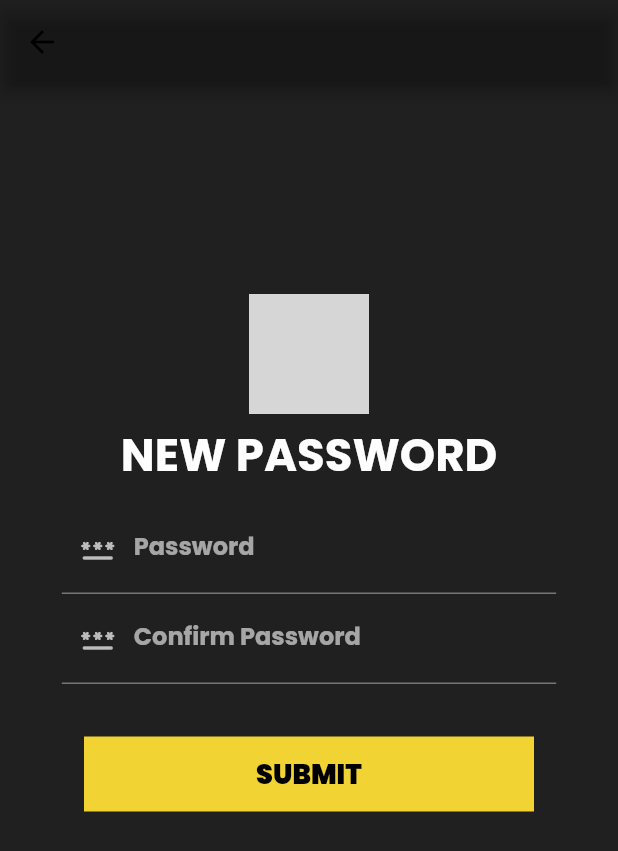
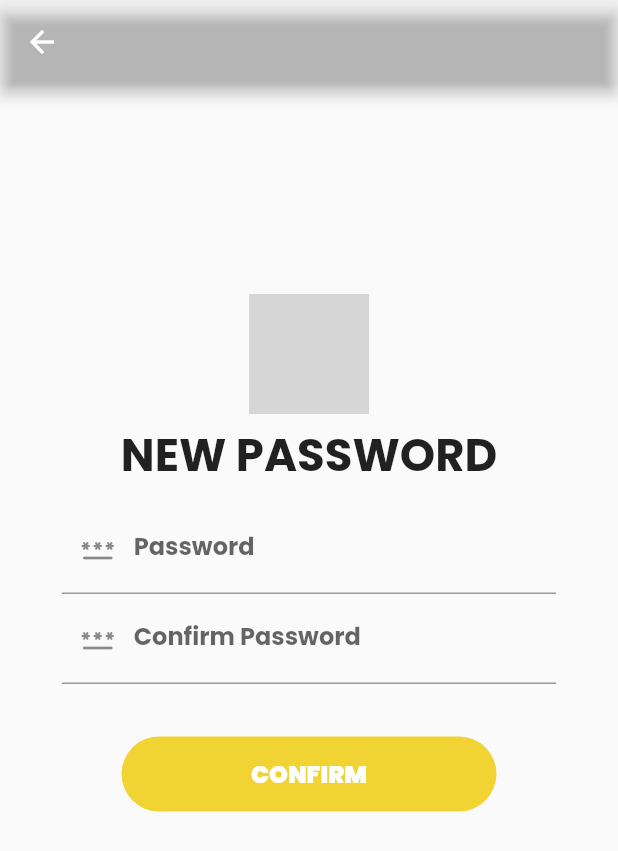
Before and after one commit to ARCHIT1607/dumbbell_club_flutter, a Flutter app: the NewPassowrd screen opened by its route, on a phone screen of 412 x 824 dp. Shown: the top 851 px of the screen. Run offline on Flutter 3.47's test engine with Material 2 defaults, Android fonts, the phone set to English and light mode, and no system bars; our stand-ins replace animated_splash_screen, bottom_navy_bar, fl_chart, flutter_switch, font_awesome_flutter, form_field_validator and 2 more; grey boxes are pictures that could not be loaded.

Commit message:
Themes integration draft 1

```diff
--- a/dumbbell_club/lib/main.dart
+++ b/dumbbell_club/lib/main.dart
@@ -16,35 +16,44 @@ import 'package:dumbbell_club/screens/splash_screen.dart';
 import 'package:dumbbell_club/screens/verify_otp.dart';
 import 'package:dumbbell_club/screens/workout_screen.dart';
 import 'package:dumbbell_club/settings/about_us.dart';
+import 'package:dumbbell_club/utlis/CustomTheme.dart';
 import 'package:dumbbell_club/utlis/routes.dart';
+import 'package:dumbbell_club/utlis/theme.dart';
 import 'package:flutter/material.dart';
 import 'package:google_fonts/google_fonts.dart';
+import 'package:provider/provider.dart';
 
 void main() {
   runApp(const MyApp());
 }
 
-class MyApp extends StatelessWidget {
+class MyApp extends StatefulWidget {
   const MyApp({Key? key}) : super(key: key);
 
-  // This widget is the root of your application.
+  @override
+  State<MyApp> createState() => _MyAppState();
+}
+
+bool light = true;
+
+class _MyAppState extends State<MyApp> {
   @override
   Widget build(BuildContext context) {
+    return ChangeNotifierProvider<ThemeChanger>(
+      create: (_) => ThemeChanger(CustomTheme.lightTheme),
+      child: MaterialAppWithTheme(),
+    );
+  }
+}
+
+class MaterialAppWithTheme extends StatelessWidget {
+  @override
+  Widget build(BuildContext context) {
+    final theme = Provider.of<ThemeChanger>(context);
     return MaterialApp(
       debugShowCheckedModeBanner: false,
-      themeMode: ThemeMode.dark,
-      theme: ThemeData(
-        brightness: Brightness.light,
-        canvasColor: Colors.white,
-        fontFamily: GoogleFonts.poppins().fontFamily,
-      ),
-      darkTheme: ThemeData(
-        brightness: Brightness.dark,
-        canvasColor: Color(0xff202020),
-        fontFamily: GoogleFonts.poppins().fontFamily,
-        primaryColor: Colors.white,
-      ),
-      initialRoute: MyRoutes.registerRoute,
+      theme: theme.getTheme(),
+      initialRoute: MyRoutes.verifyOtpRoute,
       routes: {
         '/': (context) => RegisterPage(),
         MyRoutes.loginRoute: (context) => LoginPage(),
--- a/dumbbell_club/lib/screens/new_password.dart
+++ b/dumbbell_club/lib/screens/new_password.dart
@@ -62,16 +62,19 @@ class NewPassowrd extends StatelessWidget {
                       Navigator.pushNamed(context, MyRoutes.loginRoute);
                     },
                     child: Container(
+                      decoration: BoxDecoration(
+                        borderRadius: BorderRadius.circular(40),
+                        color: Constants.primarySwatch,
+                      ),
                       alignment: Alignment.center,
                       height: 50,
-                      width: 300,
-                      child: Text('SUBMIT',
+                      width: 250,
+                      child: Text('CONFIRM',
                           style: TextStyle(
-                              color: Colors.black,
+                              color: Colors.white,
                               fontWeight: FontWeight.w900,
-                              fontSize: 18,
+                              fontSize: 16,
                               fontFamily: GoogleFonts.poppins().fontFamily)),
-                      color: Constants.primarySwatch,
                     ),
                   ),
                 ),
--- /dev/null
+++ b/dumbbell_club/lib/utlis/CustomTheme.dart
@@ -0,0 +1,17 @@
+import 'package:flutter/material.dart';
+import 'package:google_fonts/google_fonts.dart';
+
+class CustomTheme {
+  static ThemeData lightTheme = ThemeData(
+    brightness: Brightness.light,
+    primaryColorLight: Colors.black,
+    primaryColor: Colors.black,
+    fontFamily: GoogleFonts.poppins().fontFamily,
+  );
+  static ThemeData darkTheme = ThemeData(
+    brightness: Brightness.dark,
+    canvasColor: Color(0xFF202020),
+    fontFamily: GoogleFonts.poppins().fontFamily,
+    primaryColor: Colors.white,
+  );
+}
--- /dev/null
+++ b/dumbbell_club/lib/utlis/theme.dart
@@ -0,0 +1,15 @@
+import 'package:flutter/material.dart';
+
+class ThemeChanger with ChangeNotifier {
+  late ThemeData _themeData;
+
+  ThemeChanger(this._themeData);
+
+  getTheme() => _themeData;
+
+  setTheme(ThemeData theme) {
+    _themeData = theme;
+
+    notifyListeners();
+  }
+}
--- a/dumbbell_club/lib/widgets/onboarding_logo.dart
+++ b/dumbbell_club/lib/widgets/onboarding_logo.dart
@@ -22,10 +22,13 @@ class OnboardingHeader extends StatelessWidget {
             height: 80,
           ),
         ),
-        if(text)Text(
+        if (text)
+          Text(
             "DUMBBELL CLUB",
             style: TextStyle(
-              color: Colors.white,
+                color: (Theme.of(context) == Brightness.dark)
+                    ? Colors.white
+                    : Colors.black,
                 fontFamily: GoogleFonts.poppins().fontFamily,
                 fontSize: 30.0,
                 fontWeight: FontWeight.w900),
@@ -33,7 +36,7 @@ class OnboardingHeader extends StatelessWidget {
         SizedBox(
           height: 5.0,
         ),
-        if(subtext)
+        if (subtext)
           Text(
             "The Ultimate Fitness Cult",
             style: TextStyle(
```
Also changed, not shown: dumbbell_club/lib/screens/login_page.dart (+17 -7 lines), dumbbell_club/lib/screens/register.dart (+25 -10 lines), dumbbell_club/lib/screens/reset_password.dart (+8 -5 lines), dumbbell_club/lib/screens/verify_otp.dart (+23 -4 lines), dumbbell_club/lib/settings/settings_main.dart (+11 -2 lines). Lines whose indentation alone changed are shown as unchanged.
